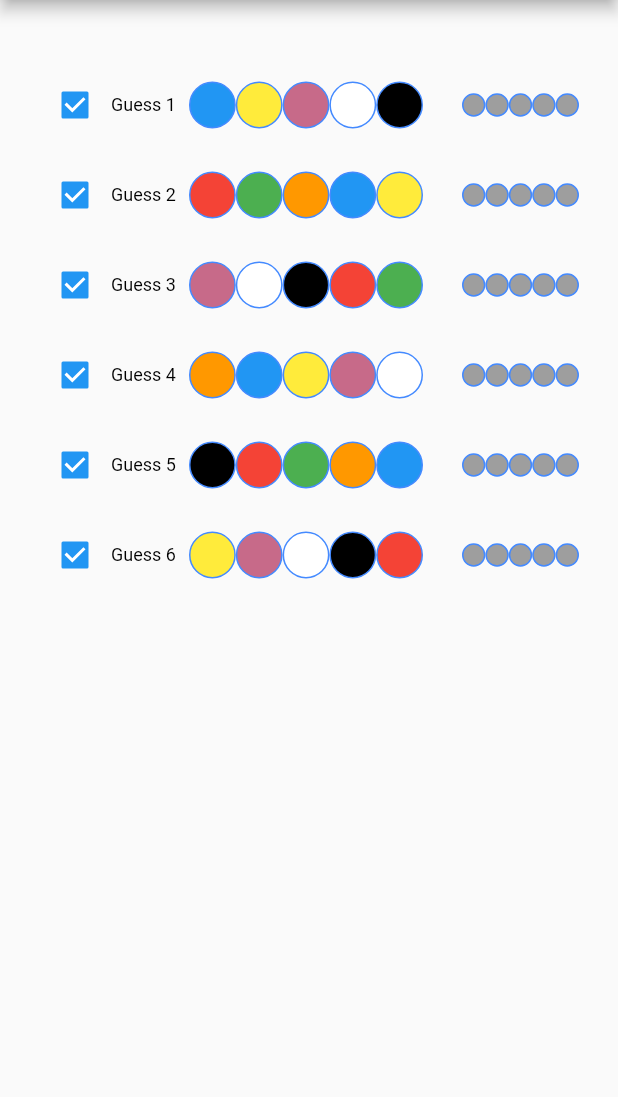
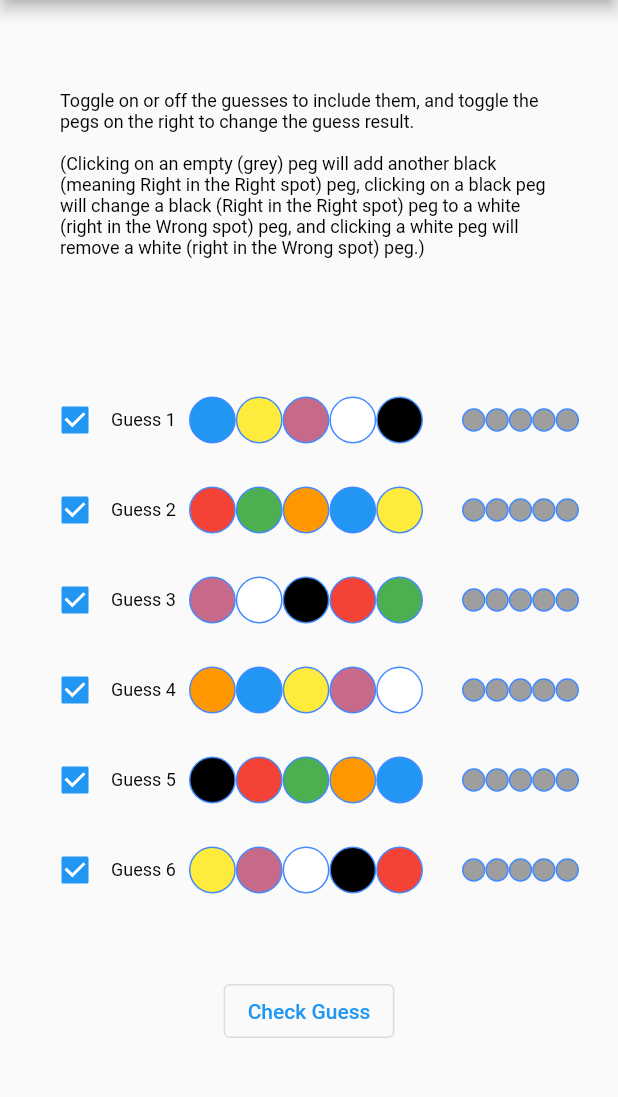
Before and after one commit to krisrandall/master_mind, a Flutter app: the screen it shows after launch, on a phone screen of 412 x 824 dp, the part 84-1181 px from its top. Run offline on Flutter 3.47's test engine with Material 2 defaults, Android fonts, the phone set to English and light mode, and no system bars; our stand-ins replace flutter_bloc.

Commit message:
Another WIP commit - getting the groundwork for the AI UI working

```diff
--- a/lib/bloc/mm_guesser_cubit.dart
+++ b/lib/bloc/mm_guesser_cubit.dart
@@ -3,16 +3,31 @@ import 'package:flutter_bloc/flutter_bloc.dart';
 import 'package:master_mind/models/mm_guess_set.dart';
 
 import '../models/mm_colours.dart';
+import '../models/mm_guess_result.dart';
 import '../widgets/answer.dart';
+import '../widgets/guess_result.dart';
 
 
 class GuesserState {
+
   MasterMindGuessSet guessSet;
   List<Answer>? possibleAnswers;
+  List<bool>? activeGuessRows;
+
   GuesserState( {
     required this.guessSet,
     this.possibleAnswers,
-  });
+    this.activeGuessRows,
+  }) {
+    var activeGuessComplete = List.filled( 5, true );
+    if (activeGuessRows!=null) {
+      for (var i = 0; i < activeGuessRows!.length; i++) {
+        activeGuessComplete[i] = activeGuessRows![i];
+      }
+    }
+    activeGuessRows = activeGuessComplete;
+  }
+
 }
 
 
@@ -23,16 +38,46 @@ class GuesserCubit extends Cubit<GuesserState> {
 
 
   void checkGuesses( MasterMindGuessSet guessSet ) {
-
     // Now check for how many possible answers there are
-
     List<Answer>? possibleAnswers; // TODO !!
 
     emit( GuesserState(
       guessSet: guessSet,
       possibleAnswers: possibleAnswers,
+      activeGuessRows: state.activeGuessRows,
     ) );
-
   }
 
+  toggleGuessRow( int rowIndex ) {
+    state.activeGuessRows![rowIndex] = !state.activeGuessRows![rowIndex];
+    emit(state);
+  }
+
+  togglePeg( int onWhichRow, GuessResultValue colourOfPegBeingToggled ) {
+    // click on empty peg to add in a RightInRight
+    // click on a black (RightInRigtht) to add RightInWrong and remove RightInRight
+    // click on a white (RightInWrong) to reove a RightInWrong
+    var currentGuessResult = state.guessSet.guessResults[onWhichRow];
+    if (colourOfPegBeingToggled==GuessResultValue.none) {
+      currentGuessResult = MasterMindGuessResult(
+        rightInRight: currentGuessResult.rightInRightSpot + 1,
+        rightInWrong: currentGuessResult.rightInWrongSpot,
+      );
+    } else if (colourOfPegBeingToggled==GuessResultValue.black) {
+        currentGuessResult = MasterMindGuessResult(
+          rightInRight: currentGuessResult.rightInRightSpot - 1,
+          rightInWrong: currentGuessResult.rightInWrongSpot + 1,
+      );
+    } else if (colourOfPegBeingToggled==GuessResultValue.white) {
+      currentGuessResult = MasterMindGuessResult(
+        rightInRight: currentGuessResult.rightInRightSpot,
+        rightInWrong: currentGuessResult.rightInWrongSpot - 1,
+      );
+    }
+    state.guessSet.guessResults[onWhichRow] = currentGuessResult;
+    emit(state);
+  }
+
+
+
 }
--- a/lib/widgets/guess_result.dart
+++ b/lib/widgets/guess_result.dart
@@ -4,15 +4,15 @@ import 'package:flutter/material.dart';
 import '../models/mm_guess_result.dart';
 import '../models/mm_num_slots.dart';
 
-enum AnswerResult {
+enum GuessResultValue {
   white,
   black,
   none,
 }
 
 class _SmallCircle extends StatelessWidget {
-  final AnswerResult answerResult;
-  const _SmallCircle( this.answerResult );
+  final GuessResultValue guessResult;
+  const _SmallCircle( this.guessResult );
   @override
   Widget build(BuildContext context) {
     return Expanded(
@@ -20,8 +20,8 @@ class _SmallCircle extends StatelessWidget {
         width: 30.0,
         height: 30.0,
         decoration: BoxDecoration(
-          color: (answerResult==AnswerResult.black) ? Colors.black :
-                (answerResult==AnswerResult.white) ? Colors.white :
+          color: (guessResult==GuessResultValue.black) ? Colors.black :
+                (guessResult==GuessResultValue.white) ? Colors.white :
                 Colors.grey,
           shape: BoxShape.circle,
           border: Border.all(color: Colors.blueAccent)
@@ -38,9 +38,9 @@ class GuessResult extends StatelessWidget {
   Widget build(BuildContext context) {
     int remaining = NUMBER_OF_COLOUR_SLOTS - guess.rightInRightSpot - guess.rightInWrongSpot;
     List<_SmallCircle> answerCircles = [
-      ...List.filled(guess.rightInRightSpot, const _SmallCircle(AnswerResult.black)),
-      ...List.filled(guess.rightInWrongSpot, const _SmallCircle(AnswerResult.white)),
-      ...List.filled(remaining, const _SmallCircle(AnswerResult.none)),
+      ...List.filled(guess.rightInRightSpot, const _SmallCircle(GuessResultValue.black)),
+      ...List.filled(guess.rightInWrongSpot, const _SmallCircle(GuessResultValue.white)),
+      ...List.filled(remaining, const _SmallCircle(GuessResultValue.none)),
     ];
     //print('displaying data for $guess');
     return Row(children: answerCircles);
--- /dev/null
+++ b/lib/widgets/instructions.dart
@@ -0,0 +1,19 @@
+
+
+import 'package:flutter/material.dart';
+
+class Instructions extends StatelessWidget {
+  const Instructions({Key? key}) : super(key: key);
+
+  @override
+  Widget build(BuildContext context) {
+    return const Text(
+        "Toggle on or off the guesses to include them, and toggle the pegs on the right to change the guess result.\n\n" +
+        "(Clicking on an empty (grey) peg will add another black (meaning Right in the Right spot) peg, " +
+        "clicking on a black peg will change a black (Right in the Right spot) peg to a white (right in the Wrong spot) peg, " +
+        "and clicking a white peg will remove a white (right in the Wrong spot) peg.)\n\n",
+      style: TextStyle(color: Colors.black, decoration: TextDecoration.none, fontSize: 12.0, ),
+    );
+  }
+
+}
--- a/lib/widgets/mm_ai_guesser.dart
+++ b/lib/widgets/mm_ai_guesser.dart
@@ -5,8 +5,10 @@ import 'package:flutter_bloc/flutter_bloc.dart';
 
 import '../bloc/mm_guesser_cubit.dart';
 import '../models/mm_guess_result.dart';
+import 'answer.dart';
 import 'guess.dart';
 import 'guess_result.dart';
+import 'instructions.dart';
 
 class MasterMindGuesser extends StatelessWidget {
   const MasterMindGuesser({Key? key}) : super(key: key);
@@ -54,8 +56,31 @@ class MasterMindGuesser extends StatelessWidget {
 
 
         return Column(children: [
+
+            const SizedBox(height: 20),
+
+            Padding(
+              padding: EdgeInsets.all(40.0),
+              child: (state.possibleAnswers==null) ?
+                    const Instructions() :
+                    (state.possibleAnswers!.length!=1) ?
+                      Text("There are ${state.possibleAnswers!.length} possible answers") :
+                      Answer(state.possibleAnswers![0].guess),
+            ),
+
+            const SizedBox(height: 10),
+
+            ...guessRows,
+
             const SizedBox(height: 40),
-            ...guessRows,
+
+            OutlinedButton(
+              child: const Text('Check Guess'),
+              onPressed: () {
+                print('about to check the guess!!');
+              },
+            ),
+
         ]);
 
       }
```
